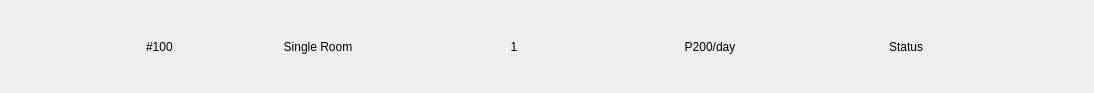
Old version of the form ui_files/list_rooms_frame.ui in the repository xbryan25/hotel-management-system.
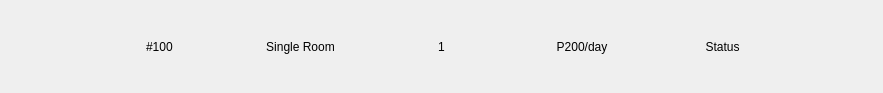
New version of the form.

Commit message: fix(rooms_page): truncate long room_types and add tooltips

The edit to the form file:
```diff
--- a/ui_files/list_rooms_frame.ui
+++ b/ui_files/list_rooms_frame.ui
@@ -6,7 +6,7 @@
    <rect>
     <x>0</x>
     <y>0</y>
-    <width>1094</width>
+    <width>883</width>
     <height>93</height>
    </rect>
   </property>
@@ -42,13 +42,13 @@
     <widget class="QFrame" name="room_image_and_room_no_frame">
      <property name="minimumSize">
       <size>
-       <width>200</width>
+       <width>210</width>
        <height>0</height>
       </size>
      </property>
      <property name="maximumSize">
       <size>
-       <width>200</width>
+       <width>210</width>
        <height>16777215</height>
       </size>
      </property>
@@ -115,7 +115,7 @@
        <widget class="QLabel" name="room_num_label">
         <property name="minimumSize">
          <size>
-          <width>73</width>
+          <width>80</width>
           <height>0</height>
          </size>
         </property>
```
The commit also changes 12 other files.
